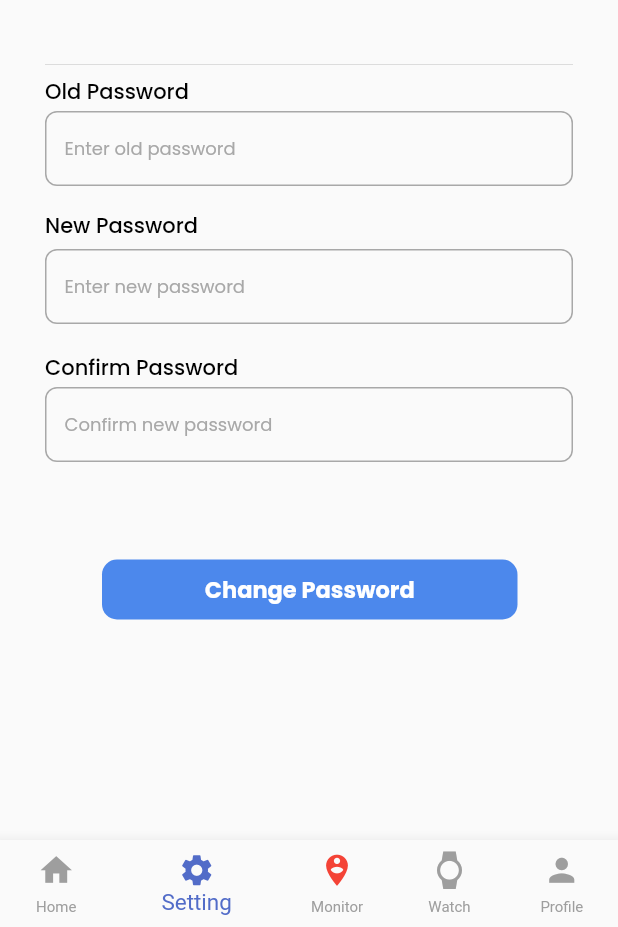
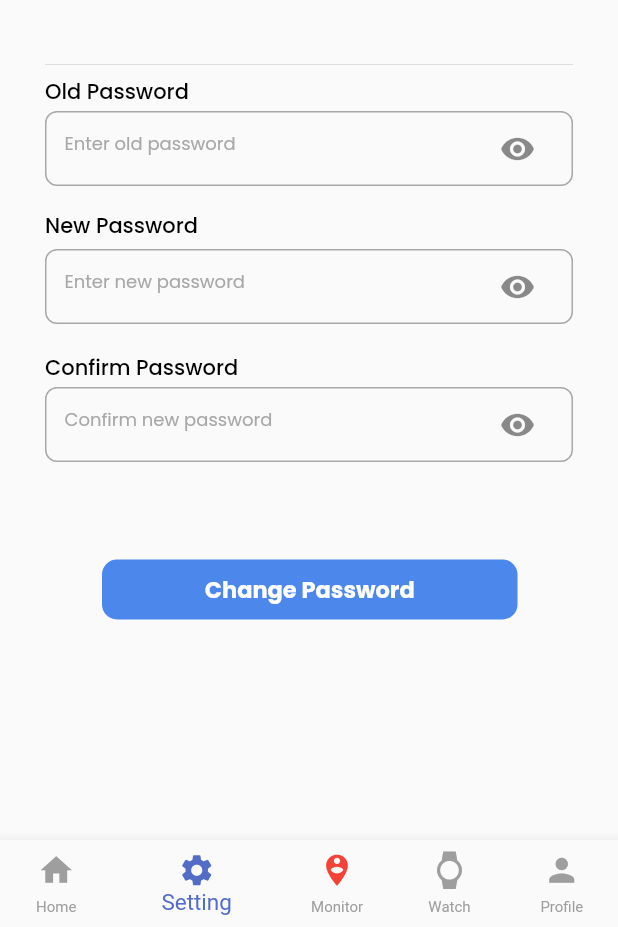
Before and after one commit to MumtazzainA/Alwatzher_MumtazKeren, a Flutter app: the SettingPasswordScreen screen opened directly, on a phone screen of 412 x 824 dp, the part 309-1236 px from its top. Run offline on Flutter 3.47's test engine with Material 2 defaults, Android fonts, the phone set to English and light mode, and no system bars; our stand-ins replace equatable, flutter_login, get, google_fonts, image_picker.

Commit message:
Password Visibility

```diff
--- a/lib/pages/setting_password_screen.dart
+++ b/lib/pages/setting_password_screen.dart
@@ -24,6 +24,9 @@ class _SettingPasswordScreenState extends State<SettingPasswordScreen> {
   TextEditingController oldPasswordController = TextEditingController();
   TextEditingController newPasswordController = TextEditingController();
   TextEditingController confirmPasswordController = TextEditingController();
+  bool isOldPasswordObscured = true;
+  bool isNewPasswordObscured = true;
+  bool isConfirmPasswordObscured = true;
 
   @override
   void dispose() {
@@ -63,7 +66,9 @@ class _SettingPasswordScreenState extends State<SettingPasswordScreen> {
                       borderRadius: BorderRadius.circular(100),
                       child: Obx(
                         () => CircleAvatar(
-                          backgroundImage: pictureController.isProficPicPathSet.value == true
+                          backgroundImage: pictureController
+                                      .isProficPicPathSet.value ==
+                                  true
                               ? FileImage(
                                   File(pictureController.profilePicPath.value),
                                 ) as ImageProvider
@@ -142,7 +147,7 @@ class _SettingPasswordScreenState extends State<SettingPasswordScreen> {
                             color: Color(0xff000000),
                           ),
                         ),
-                        obscureText: true,
+                        obscureText: isOldPasswordObscured,
                         decoration: InputDecoration(
                           border: InputBorder.none,
                           hintText: 'Enter old password',
@@ -153,6 +158,16 @@ class _SettingPasswordScreenState extends State<SettingPasswordScreen> {
                               height: 1.5,
                               color: Color(0xffa8a8a8),
                             ),
+                          ),
+                          suffixIcon: IconButton(
+                            onPressed: () {
+                              setState(() {
+                                isOldPasswordObscured = !isOldPasswordObscured;
+                              });
+                            },
+                            icon: Icon(isOldPasswordObscured
+                                ? Icons.visibility
+                                : Icons.visibility_off),
                           ),
                         ),
                       ),
@@ -189,7 +204,7 @@ class _SettingPasswordScreenState extends State<SettingPasswordScreen> {
                             color: Color(0xff000000),
                           ),
                         ),
-                        obscureText: true,
+                        obscureText: isNewPasswordObscured,
                         decoration: InputDecoration(
                           border: InputBorder.none,
                           hintText: 'Enter new password',
@@ -200,6 +215,16 @@ class _SettingPasswordScreenState extends State<SettingPasswordScreen> {
                               height: 1.5,
                               color: Color(0xffa8a8a8),
                             ),
+                          ),
+                          suffixIcon: IconButton(
+                            onPressed: () {
+                              setState(() {
+                                isNewPasswordObscured = !isNewPasswordObscured;
+                              });
+                            },
+                            icon: Icon(isNewPasswordObscured
+                                ? Icons.visibility
+                                : Icons.visibility_off),
                           ),
                         ),
                       ),
@@ -236,7 +261,7 @@ class _SettingPasswordScreenState extends State<SettingPasswordScreen> {
                             color: Color(0xff000000),
                           ),
                         ),
-                        obscureText: true,
+                        obscureText: isConfirmPasswordObscured,
                         decoration: InputDecoration(
                           border: InputBorder.none,
                           hintText: 'Confirm new password',
@@ -247,6 +272,17 @@ class _SettingPasswordScreenState extends State<SettingPasswordScreen> {
                               height: 1.5,
                               color: Color(0xffa8a8a8),
                             ),
+                          ),
+                          suffixIcon: IconButton(
+                            onPressed: () {
+                              setState(() {
+                                isConfirmPasswordObscured =
+                                    !isConfirmPasswordObscured;
+                              });
+                            },
+                            icon: Icon(isConfirmPasswordObscured
+                                ? Icons.visibility
+                                : Icons.visibility_off),
                           ),
                         ),
                       ),
@@ -361,7 +397,8 @@ class _SettingPasswordScreenState extends State<SettingPasswordScreen> {
                     ),
                     Text(
                       "Gallery",
-                      style: TextStyle(fontSize: 20, fontWeight: FontWeight.bold),
+                      style:
+                          TextStyle(fontSize: 20, fontWeight: FontWeight.bold),
                     )
                   ],
                 ),
@@ -382,7 +419,8 @@ class _SettingPasswordScreenState extends State<SettingPasswordScreen> {
                     ),
                     Text(
                       "Camera",
-                      style: TextStyle(fontSize: 20, fontWeight: FontWeight.bold),
+                      style:
+                          TextStyle(fontSize: 20, fontWeight: FontWeight.bold),
                     )
                   ],
                 ),
@@ -398,7 +436,8 @@ class _SettingPasswordScreenState extends State<SettingPasswordScreen> {
   }
 
   Future<void> takePhoto(ImageSource source) async {
-    final pickedImage = await imagePicker.pickImage(source: source, imageQuality: 100);
+    final pickedImage =
+        await imagePicker.pickImage(source: source, imageQuality: 100);
 
     pickedFile = File(pickedImage!.path);
     pictureController.setProfileImagePatch(pickedFile!.path);
```
